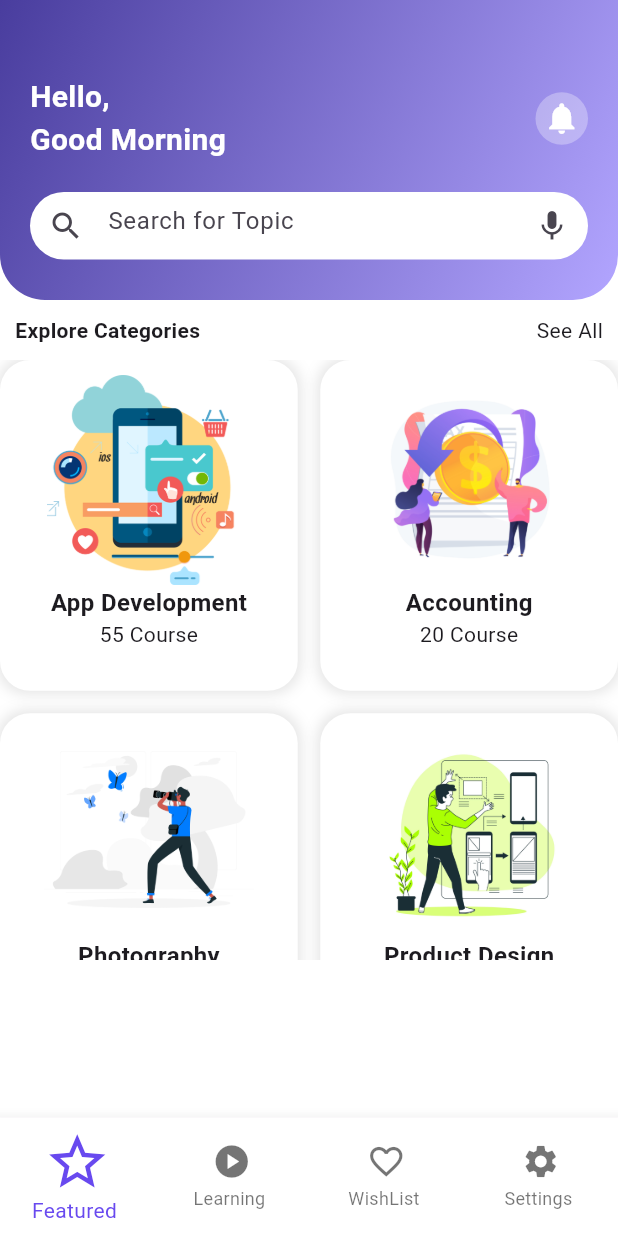
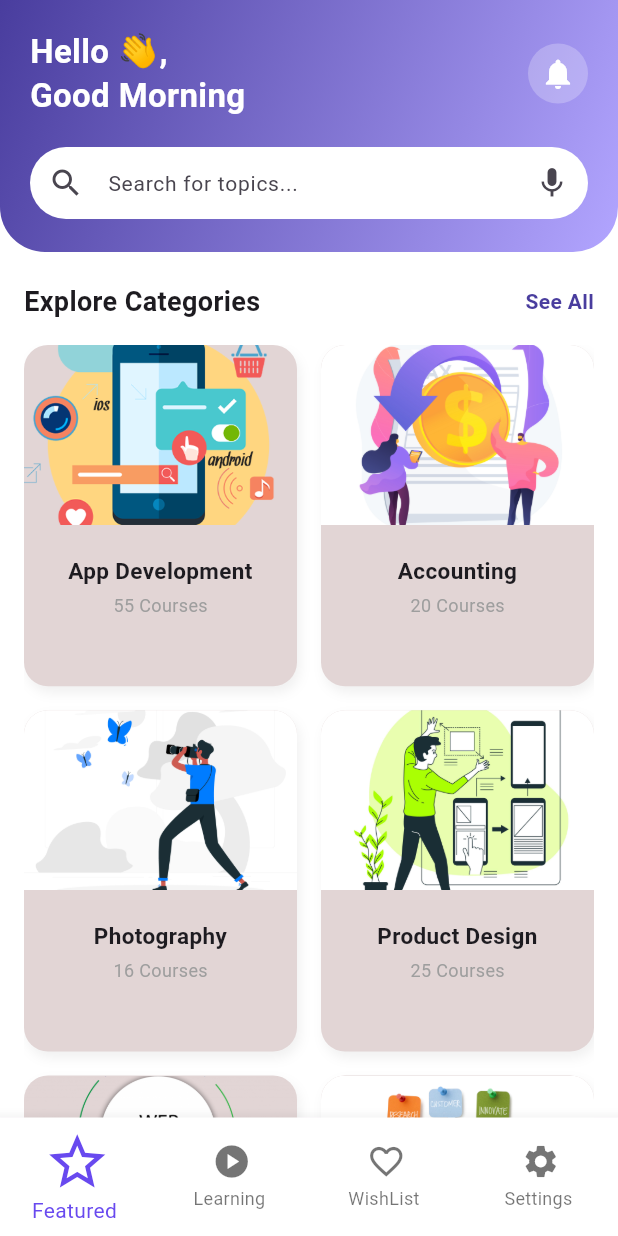
Before and after one commit to Chandra-Mauli-KS/education-app, a Flutter app: the screen it shows after launch, on a phone screen of 412 x 824 dp. Run offline on Flutter 3.47's test engine with Material 3 defaults, Android fonts, the phone set to English and light mode, and no system bars; our stand-ins replace iconsax, video_player.

Commit message:
second commit

```diff
--- a/lib/screens/featured_screen.dart
+++ b/lib/screens/featured_screen.dart
@@ -1,148 +1,197 @@
 import 'package:flutter/material.dart';
-
 import '../models/category.dart';
 import 'course_screen.dart';
 
-
-class FeaturedScreen extends StatelessWidget {
+class FeaturedScreen extends StatefulWidget {
   const FeaturedScreen({super.key});
 
   @override
+  State<FeaturedScreen> createState() => _FeaturedScreenState();
+}
+
+class _FeaturedScreenState extends State<FeaturedScreen> {
+  String getGreetingMessage() {
+    final hour = DateTime.now().hour;
+
+    if (hour >= 4 && hour < 12) {
+      return 'Good Morning';
+    } else if (hour >= 12 && hour < 16) {
+      return 'Good Afternoon';
+    } else if (hour >= 16 && hour < 18) {
+      return 'Good Evening';
+    } else {
+      return 'Good Night';
+    }
+  }
+
+  @override
   Widget build(BuildContext context) {
+    final width = MediaQuery.of(context).size.width;
+
     return Scaffold(
       backgroundColor: Colors.white,
       body: Column(
         children: [
+          // 🔷 Top Header with Search
           Container(
-            padding: const EdgeInsets.only(top: 50, left: 20, right: 20),
-            height: 200.0,
-            width: MediaQuery.of(context).size.width,
+            padding: const EdgeInsets.fromLTRB(20, 20, 20, 20),
+            width: width,
             decoration: const BoxDecoration(
-                borderRadius: BorderRadius.vertical(
-                  bottom: Radius.circular(30),
+              borderRadius: BorderRadius.vertical(bottom: Radius.circular(30)),
+              gradient: LinearGradient(
+                colors: [Color(0xFF493D9E), Color(0xffB2A5FF)],
+                begin: Alignment.topLeft,
+                end: Alignment.bottomRight,
               ),
-                gradient: LinearGradient(colors: [
-                  Color(0xFF493D9E),
-                  Color(0xffB2A5FF),
-                ], begin: Alignment.topLeft, end: Alignment.bottomRight)),
+            ),
             child: Column(
+              crossAxisAlignment: CrossAxisAlignment.start,
               children: [
                 Row(
                   children: [
-                    const Text(
-                      'Hello, \nGood Morning',
-                      style: TextStyle(
-                          fontSize: 20.0,
+                    Expanded(
+                      child: Text(
+                        'Hello 👋,\n${getGreetingMessage()}',
+                        style: const TextStyle(
+                          fontSize: 22,
                           fontWeight: FontWeight.bold,
-                          color: Colors.white),
+                          color: Colors.white,
+                          height: 1.3,
                         ),
-                    const Spacer(),
+                      ),
+                    ),
                     Container(
-                      width: 35.0,
-                      height: 35.0,
+                      width: 40,
+                      height: 40,
                       decoration: const BoxDecoration(
-                          shape: BoxShape.circle, color: Colors.white30),
-                      child: const Icon(
-                        Icons.notifications,
-                        size: 25.0,
-                        color: Colors.white,
+                        shape: BoxShape.circle,
+                        color: Colors.white24,
+                      ),
+                      child:
+                          const Icon(Icons.notifications, color: Colors.white),
+                    ),
+                  ],
+                ),
+                const SizedBox(height: 20),
+                SizedBox(
+                  height: 50,
+                  child: TextField(
+                    decoration: InputDecoration(
+                      hintText: 'Search for topics...',
+                      hintStyle: const TextStyle(fontSize: 14),
+                      prefixIcon: const Icon(Icons.search),
+                      suffixIcon: const Icon(Icons.mic),
+                      filled: true,
+                      fillColor: Colors.white,
+                      contentPadding: const EdgeInsets.symmetric(vertical: 0),
+                      border: OutlineInputBorder(
+                        borderRadius: BorderRadius.circular(30),
+                        borderSide: BorderSide.none,
+                      ),
+                    ),
                   ),
                 ),
               ],
             ),
-                const SizedBox(
-                  height: 20,
           ),
-                Container(
-                  height: 45.0,
-                  child: const TextField(
-                    decoration: InputDecoration(
-                        border: OutlineInputBorder(
-                            borderSide: BorderSide.none,
-                            borderRadius:
-                                BorderRadius.all(Radius.circular(35.0))),
-                        hintText: 'Search for Topic',
-                        prefixIcon: Icon(Icons.search),
-                        suffixIcon: Icon(Icons.mic),
-                        filled: true,
-                        fillColor: Colors.white),
+
+          const SizedBox(height: 20),
+
+          // 🔶 Title Row
+          Padding(
+            padding: const EdgeInsets.symmetric(horizontal: 16),
+            child: Row(
+              mainAxisAlignment: MainAxisAlignment.spaceBetween,
+              children: const [
+                Text(
+                  'Explore Categories',
+                  style: TextStyle(fontSize: 18, fontWeight: FontWeight.bold),
                 ),
-                )
+                Text(
+                  'See All',
+                  style: TextStyle(
+                    color: Color(0xFF493D9E),
+                    fontWeight: FontWeight.w600,
+                  ),
+                ),
               ],
             ),
           ),
-          const Padding(
-            padding: const EdgeInsets.all(10.0),
-            child: const Row(
-              children: [
-                const Text(
-                  'Explore Categories',
-                  style: TextStyle(
-                    fontWeight: FontWeight.bold,
-                  ),
-                ),
-                const Spacer(),
-                Text('See All')
-              ],
-            ),
-          ),
-          SizedBox(
-            height: 400,
+
+          const SizedBox(height: 16),
+
+          // 🔷 Category Grid
+          Expanded(
+            child: Padding(
+              padding: const EdgeInsets.symmetric(horizontal: 16),
               child: GridView.builder(
-              shrinkWrap: true,
                 physics: const BouncingScrollPhysics(),
                 itemCount: categoryList.length,
                 gridDelegate: const SliverGridDelegateWithFixedCrossAxisCount(
                   crossAxisCount: 2,
-                childAspectRatio: 0.9,
-                crossAxisSpacing: 15.0,
-                mainAxisSpacing: 15.0,
+                  childAspectRatio: 0.8,
+                  crossAxisSpacing: 16,
+                  mainAxisSpacing: 16,
                 ),
                 itemBuilder: (context, index) {
                   final category = categoryList[index];
                   return GestureDetector(
                     onTap: () {
-                    Navigator.push(context, MaterialPageRoute(
-                      builder: (context) {
-                        return CourseScreen(
-                          category: category,
+                      Navigator.push(
+                        context,
+                        MaterialPageRoute(
+                          builder: (_) => CourseScreen(category: category),
+                        ),
                       );
                     },
-                    ));
-                  },
                     child: Container(
-                    padding: const EdgeInsets.all(10.0),
                       decoration: BoxDecoration(
-                        color: Colors.white,
-                        borderRadius: BorderRadius.circular(20.0),
+                        color: const Color.fromARGB(255, 226, 213, 213),
+                        borderRadius: BorderRadius.circular(16),
                         boxShadow: [
                           BoxShadow(
-                            color: Colors.black.withOpacity(0.1),
-                            blurRadius: 7,
-                            spreadRadius: 2,
-                          )
-                        ]),
+                            color: Colors.grey.withOpacity(0.15),
+                            blurRadius: 6,
+                            offset: const Offset(2, 4),
+                          ),
+                        ],
+                      ),
                       child: Column(
+                        crossAxisAlignment: CrossAxisAlignment.center,
                         children: [
-                        Image.asset(
+                          ClipRRect(
+                            borderRadius: const BorderRadius.vertical(
+                                top: Radius.circular(16)),
+                            child: Image.asset(
                               category.coverImage,
-                          height: 140.0,
+                              height: 120,
+                              width: double.infinity,
+                              fit: BoxFit.cover,
                             ),
+                          ),
+                          const SizedBox(height: 20),
                           Text(
                             category.name,
+                            textAlign: TextAlign.center,
                             style: const TextStyle(
                               fontWeight: FontWeight.bold,
-                            fontSize: 16,
+                              fontSize: 15,
                             ),
                           ),
-                        Text("${category.noOfCourses} Course")
+                          const SizedBox(height: 4),
+                          Text(
+                            '${category.noOfCourses} Courses',
+                            style: const TextStyle(
+                                fontSize: 12, color: Colors.grey),
+                          ),
                         ],
                       ),
                     ),
                   );
                 },
               ),
-          )
+            ),
+          ),
         ],
       ),
     );
```
Also changed, not shown: lib/models/course_detail_screen.dart (+142 -162 lines), lib/screens/course_screen.dart (+90 -66 lines). Lines whose indentation alone changed are shown as unchanged.
